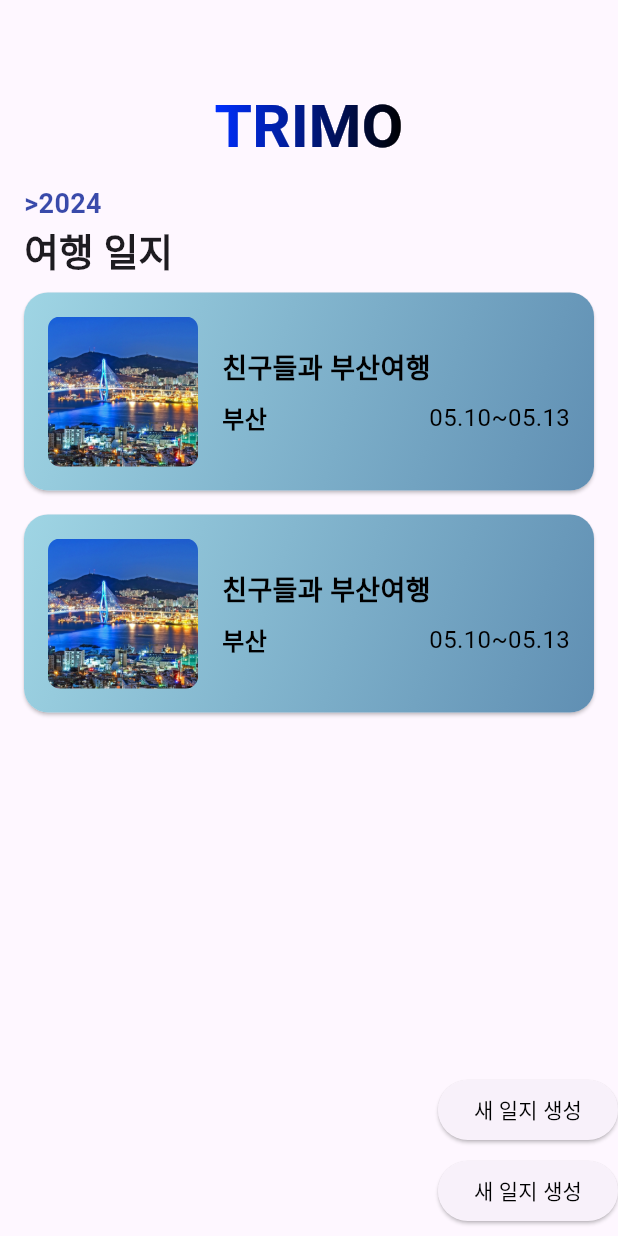
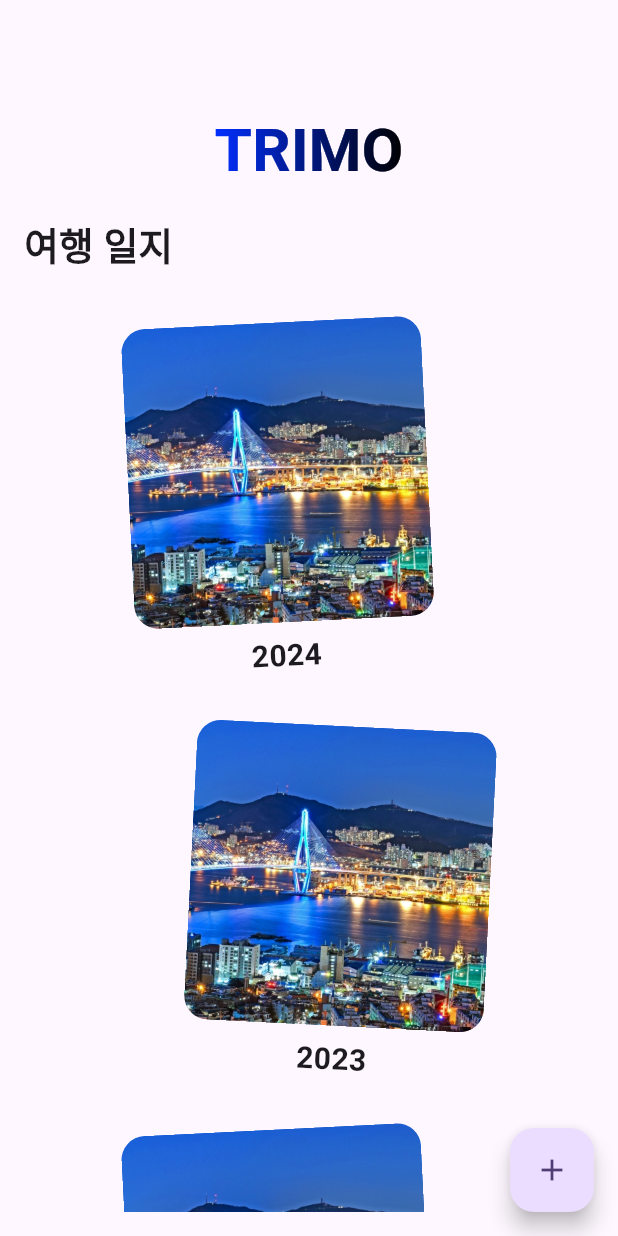
Before and after one commit to UI-UX-class/Trimo, a Flutter app: the screen it shows after launch, on a phone screen of 412 x 824 dp. Run offline on Flutter 3.47's test engine with Material 3 defaults, Android fonts, the phone set to English and light mode, and no system bars.

Commit message:
finished TripListYear, Fixed design TripList, add functional things

```diff
--- a/lib/TripList.dart
+++ b/lib/TripList.dart
@@ -9,9 +9,25 @@ class TripList extends StatefulWidget {
 }
 
 class _TripListState extends State<TripList> {
+  // 여행 데이터를 저장할 리스트 => date는 datetime 형태 그대로 받아와도 될라나
+  final List<Map<String, String>> trips = [
+    {'title': '친구들과 부산여행', 'location': '부산', 'date': '05.10~05.13', 'imagePath': 'images/busanTest.jpeg'}
+  ];
+
+  // 카드를 추가하는 함수
+  void addTrip() {
+    setState(() {
+      trips.add({
+        'title': '새로운 여행',
+        'location': '새로운 장소',
+        'date': '새로운 날짜',
+        'imagePath': 'images/busanTest.jpeg',
+      });
+    });
+  }
+
   @override
   Widget build(BuildContext context) {
-    var count = 2;
     return Scaffold(
       appBar: AppBar(
         title: const Text(' '),
@@ -61,13 +77,14 @@ class _TripListState extends State<TripList> {
           ),
           Expanded(
             child: ListView.builder(
-              itemCount: count, // 항목 개수
+              itemCount: trips.length,
               itemBuilder: (context, position) {
+                final trip = trips[position];
                 return GestureDetector(
                   onTap: () {
                     Navigator.push(
-                        context,
-                        MaterialPageRoute(builder: (context) => ShowTrip())
+                      context,
+                      MaterialPageRoute(builder: (context) => ShowTrip()),
                     );
                   },
                   child: Card(
@@ -90,7 +107,7 @@ class _TripListState extends State<TripList> {
                           ClipRRect(
                             borderRadius: BorderRadius.circular(8.0),
                             child: Image.asset(
-                              "images/busanTest.jpeg",
+                              trip['imagePath']!,
                               height: 100,
                               width: 100,
                               fit: BoxFit.cover,
@@ -100,22 +117,22 @@ class _TripListState extends State<TripList> {
                           Expanded(
                             child: Column(
                               crossAxisAlignment: CrossAxisAlignment.start,
-                              children: const [
+                              children: [
                                 Text(
-                                  "친구들과 부산여행",
-                                  style: TextStyle(
+                                  trip['title']!,
+                                  style: const TextStyle(
                                     fontSize: 18,
                                     fontWeight: FontWeight.bold,
                                     color: Colors.black,
                                   ),
                                 ),
-                                SizedBox(height: 8.0),
+                                const SizedBox(height: 8.0),
                                 Row(
                                   mainAxisAlignment: MainAxisAlignment.spaceBetween,
                                   children: <Widget>[
                                     Text(
-                                      "부산",
-                                      style: TextStyle(
+                                      trip['location']!,
+                                      style: const TextStyle(
                                         fontSize: 16,
                                         fontWeight: FontWeight.bold,
                                         color: Colors.black,
@@ -123,8 +140,8 @@ class _TripListState extends State<TripList> {
                                       textAlign: TextAlign.center,
                                     ),
                                     Text(
-                                      "05.10~05.13",
-                                      style: TextStyle(
+                                      trip['date']!,
+                                      style: const TextStyle(
                                         fontSize: 16,
                                         color: Colors.black,
                                       ),
@@ -149,14 +166,10 @@ class _TripListState extends State<TripList> {
               Align(
                 alignment: Alignment.centerRight,
                 child: ElevatedButton(
-                  onPressed: () {
-                    // 기능
-                  },
-                  child: Text(
-                      "새 일지 생성",
-                      style: TextStyle(
-                        color: Colors.black
-                      ),
+                  onPressed: addTrip,
+                  child: const Text(
+                    "새 일지 생성",
+                    style: TextStyle(color: Colors.black),
                   ),
                 ),
               ),
@@ -166,14 +179,10 @@ class _TripListState extends State<TripList> {
                 child: Align(
                   alignment: Alignment.centerRight,
                   child: ElevatedButton(
-                    onPressed: () {
-                      // 기능
-                    },
-                    child: Text(
-                        "새 일지 생성",
-                      style: TextStyle(
-                        color: Colors.black
-                      ),
+                    onPressed: addTrip,
+                    child: const Text(
+                      "새 일지 생성",
+                      style: TextStyle(color: Colors.black),
                     ),
                   ),
                 ),
@@ -207,7 +216,7 @@ class GradientText extends StatelessWidget {
       },
       child: Text(
         text,
-        style: style?.copyWith(color: Colors.white) ?? TextStyle(color: Colors.white),
+        style: style?.copyWith(color: Colors.white) ?? const TextStyle(color: Colors.white),
       ),
     );
   }
--- a/lib/TripListYear.dart
+++ b/lib/TripListYear.dart
@@ -0,0 +1,161 @@
+import 'package:flutter/material.dart';
+import 'package:trimo/TripList.dart';
+
+class TripListYear extends StatefulWidget {
+  const TripListYear({super.key});
+
+  @override
+  State<TripListYear> createState() => _TripListYearState();
+}
+
+class _TripListYearState extends State<TripListYear> {
+  final List<Map<String, String>> trips = [
+    {'year': '2024', 'imagePath': 'images/busanTest.jpeg'},
+    {'year': '2023', 'imagePath': 'images/busanTest.jpeg'},
+    {'year': '2022', 'imagePath': 'images/busanTest.jpeg'},
+  ];
+
+  @override
+  Widget build(BuildContext context) {
+    return Scaffold(
+      appBar: AppBar(
+        title: const Text(''),
+      ),
+      body: Padding(
+        padding: const EdgeInsets.all(16.0),
+        child: Column(
+          crossAxisAlignment: CrossAxisAlignment.start,
+          children: <Widget>[
+            Center(
+              child: GradientText(
+                'TRIMO',
+                gradient: LinearGradient(
+                  colors: [Color(0xFF002FFF), Color(0xFF000000)],
+                ),
+                style: const TextStyle(
+                  fontSize: 40,
+                  fontWeight: FontWeight.bold,
+                ),
+              ),
+            ),
+            const SizedBox(height: 16),
+            const Text(
+              '여행 일지',
+              style: TextStyle(
+                fontSize: 25,
+                fontWeight: FontWeight.bold,
+              ),
+            ),
+            const SizedBox(height: 16),
+            Expanded(
+              child: ListView.builder(
+                itemCount: trips.length,
+                itemBuilder: (context, index) {
+                  final trip = trips[index];
+                  return Transform.translate(
+                    offset: Offset(index % 2 == 0 ? -20.0 : 20.0, 0),
+                    child: Transform.rotate(
+                      angle: index % 2 == 0 ? -0.05 : 0.05,
+                      child: GestureDetector(
+                        onTap: () {
+                          Navigator.push(
+                            context,
+                            MaterialPageRoute(builder: (context) => TripList()),
+                          );
+                        },
+                        child: TripCard(
+                          year: trip['year']!,
+                          imagePath: trip['imagePath']!,
+                        ),
+                      ),
+                    ),
+                  );
+                },
+              ),
+            ),
+          ],
+        ),
+      ),
+      floatingActionButton: FloatingActionButton(
+        onPressed: () {
+          // 새로운 여행을 추가하는 로직
+          setState(() {
+            trips.add({
+              'year': '2025',
+              'imagePath': 'images/testimg.jpeg',
+            });
+          });
+        },
+        child: const Icon(Icons.add),
+      ),
+    );
+  }
+}
+
+class TripCard extends StatelessWidget {
+  final String year;
+  final String imagePath;
+
+  const TripCard({required this.year, required this.imagePath});
+
+  @override
+  Widget build(BuildContext context) {
+    return Padding(
+      padding: const EdgeInsets.symmetric(vertical: 16.0),
+      child: Column(
+        children: <Widget>[
+          ClipRRect(
+            borderRadius: BorderRadius.circular(16.0),
+            child: Image.asset(
+              imagePath,
+              height: 200,
+              width: 200,
+              fit: BoxFit.cover,
+            ),
+          ),
+          const SizedBox(height: 8.0),
+          Text(
+            year,
+            style: const TextStyle(
+              fontSize: 20,
+              fontWeight: FontWeight.bold,
+            ),
+          ),
+        ],
+      ),
+    );
+  }
+}
+
+class GradientText extends StatelessWidget {
+  GradientText(
+      this.text, {
+        required this.gradient,
+        this.style,
+      });
+
+  final String text;
+  final TextStyle? style;
+  final Gradient gradient;
+
+  @override
+  Widget build(BuildContext context) {
+    return ShaderMask(
+      shaderCallback: (bounds) {
+        return gradient.createShader(
+          Rect.fromLTWH(0, 0, bounds.width, bounds.height),
+        );
+      },
+      child: Text(
+        text,
+        style: style?.copyWith(color: Colors.white) ?? const TextStyle(color: Colors.white),
+      ),
+    );
+  }
+}
+
+void main() {
+  runApp(MaterialApp(
+    home: TripListYear(),
+  ));
+}
--- a/lib/main.dart
+++ b/lib/main.dart
@@ -1,5 +1,6 @@
 import 'package:flutter/material.dart';
 import 'TripList.dart';
+import 'TripListYear.dart';
 
 void main() {
   runApp(const MyApp());
@@ -17,7 +18,7 @@ class MyApp extends StatelessWidget {
         colorScheme: ColorScheme.fromSeed(seedColor: Colors.deepPurple),
         useMaterial3: true,
       ),
-      home: const TripList(),
+      home: const TripListYear(),
     );
   }
 }
```
